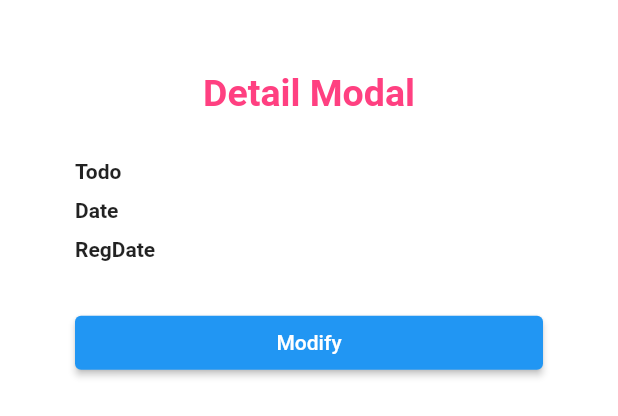
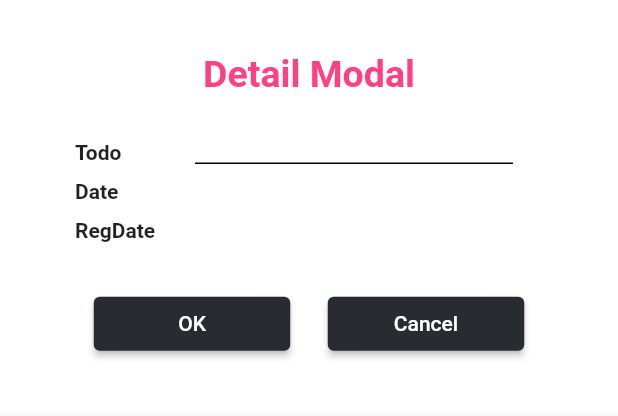
Before and after one commit to GangOn0215/flutter-simple-todo, a Flutter app: the TodoDetailModalWidget widget shown alone on an empty page, opened directly with empty values, after a tap on "Modify", on a phone screen of 412 x 824 dp. Shown: the top 416 px of the screen. Run offline on Flutter 3.47's test engine with Material 2 defaults, Android fonts, the phone set to English and light mode, and no system bars; our stand-ins replace shared_preferences; accounts and stored records are empty.

Commit message:
#2.3 Create onUpdate Method
1. bottomModal 에 TextField 생성
2. onUpdate 확장성 있게 사용하게 만듬
3. bottomModal 에서 키보드 사용시 뒷부분 textField 가려지는것 수정
4. todo 수정가능하게 작업

```diff
--- a/lib/models/todo_model.dart
+++ b/lib/models/todo_model.dart
@@ -1,18 +1,20 @@
 class TodoModel {
   final String id;
   final String date; // 임의로 지정된 날짜
-  final String todo;
-  late String content; // 상세 정보
+  final String? content; // 상세 정보
   final String regDate; // todo를 만든 날짜
-  late String updateDate; // todo 수정 날짜
+  final String? updateDate; // todo 수정 날짜
 
+  String todo;
   bool checked;
 
   TodoModel({
     required this.id,
     required this.date,
     required this.todo,
+    required this.content,
     required this.regDate,
+    required this.updateDate,
     this.checked = false,
   });
 
--- a/lib/screens/todo_screen.dart
+++ b/lib/screens/todo_screen.dart
@@ -70,6 +70,8 @@ class _TodoscreenState extends State<Todoscreen> {
       date: pickDate,
       todo: value,
       regDate: getCurrentDateTime(),
+      content: null,
+      updateDate: null,
     );
 
     if (todos.isEmpty) {
--- a/lib/widgets/todo_detail_modal_widget.dart
+++ b/lib/widgets/todo_detail_modal_widget.dart
@@ -1,24 +1,81 @@
 import 'package:flutter/material.dart';
 import 'package:simple_todo/models/todo_model.dart';
 
-class TodoDetailModalWidget extends StatelessWidget {
+class TodoDetailModalWidget extends StatefulWidget {
   final TodoModel todoRow;
+  final Function onUpdate;
 
   const TodoDetailModalWidget({
     super.key,
     required this.todoRow,
+    required this.onUpdate,
   });
 
   @override
+  State<TodoDetailModalWidget> createState() => _TodoDetailModalWidgetState();
+}
+
+class _TodoDetailModalWidgetState extends State<TodoDetailModalWidget> {
+  final fieldText = TextEditingController();
+  late ScrollController _scrollController;
+  final _mainDarkColor = const Color(0XFF282B30);
+  final _mainBackground = const Color(0XFF1E2124);
+  final _mainDiscordColor = const Color(0XFF7289da);
+  final _mainColor = const Color(0xFFE75480);
+  bool isEdit = false;
+
+  void onModifyClick() {
+    isEdit = !isEdit;
+
+    setState(() {});
+  }
+
+  void onUpdate() {
+    widget.todoRow.todo = fieldText.value.text;
+
+    widget.onUpdate(
+      key: widget.todoRow.id,
+      updateData: widget.todoRow,
+    );
+  }
+
+  @override
+  void initState() {
+    super.initState();
+    _scrollController = ScrollController();
+    fieldText.text = widget.todoRow.todo;
+  }
+
+  @override
+  void dispose() {
+    _scrollController.dispose();
+    super.dispose();
+  }
+
+  @override
   Widget build(BuildContext context) {
-    return Container(
-      height: 300,
+    return GestureDetector(
+      onTap: () {
+        FocusScopeNode currentFocus = FocusScope.of(context);
+
+        if (!currentFocus.hasPrimaryFocus) {
+          currentFocus.unfocus();
+        }
+      },
+      child: SingleChildScrollView(
+        child: Container(
+          height: MediaQuery.of(context).size.height / 3 +
+              MediaQuery.of(context).viewInsets.bottom,
+          decoration: const BoxDecoration(
+            color: Colors.white,
+          ),
           padding: const EdgeInsets.symmetric(
             vertical: 20,
             horizontal: 50,
           ),
-      decoration: const BoxDecoration(
-        color: Colors.white,
+          child: Padding(
+            padding: EdgeInsets.only(
+              bottom: MediaQuery.of(context).viewInsets.bottom,
             ),
             child: Column(
               mainAxisAlignment: MainAxisAlignment.center,
@@ -50,8 +107,32 @@ class TodoDetailModalWidget extends StatelessWidget {
                         ),
                       ),
                     ),
-              Text(
-                todoRow.todo,
+                    isEdit
+                        ? SizedBox(
+                            height: 15,
+                            width:
+                                (MediaQuery.of(context).size.width * 1) - 200,
+                            child: TextField(
+                              onSubmitted: (value) {
+                                onUpdate();
+                              },
+                              controller: fieldText,
+                              style: const TextStyle(fontSize: 14),
+                              decoration: const InputDecoration(
+                                contentPadding:
+                                    EdgeInsets.fromLTRB(0, -30, 10, 10),
+                                // contentPadding: EdgeInsets.all(10),
+                                enabledBorder: UnderlineInputBorder(
+                                  borderSide: BorderSide(color: Colors.black),
+                                ),
+                                focusedBorder: UnderlineInputBorder(
+                                  borderSide: BorderSide(color: Colors.black54),
+                                ),
+                              ),
+                            ),
+                          )
+                        : Text(
+                            widget.todoRow.todo,
                           )
                   ],
                 ),
@@ -70,7 +151,7 @@ class TodoDetailModalWidget extends StatelessWidget {
                       ),
                     ),
                     Text(
-                todoRow.date,
+                      widget.todoRow.date,
                     )
                   ],
                 ),
@@ -89,7 +170,7 @@ class TodoDetailModalWidget extends StatelessWidget {
                       ),
                     ),
                     Text(
-                todoRow.regDate,
+                      widget.todoRow.regDate,
                     )
                   ],
                 ),
@@ -98,10 +179,15 @@ class TodoDetailModalWidget extends StatelessWidget {
                 ),
                 Row(
                   children: [
+                    if (isEdit)
+                      submitCancleButton(context)
+                    else
                       SizedBox(
                         width: (MediaQuery.of(context).size.width * 1) - 100,
                         child: ElevatedButton(
-                  onPressed: () {},
+                          onPressed: onModifyClick,
+                          style: ElevatedButton.styleFrom(
+                              backgroundColor: _mainDarkColor),
                           child: const Text(
                             'Modify',
                           ),
@@ -111,6 +197,35 @@ class TodoDetailModalWidget extends StatelessWidget {
                 )
               ],
             ),
+          ),
+        ),
+      ),
+    );
+  }
+
+  Expanded submitCancleButton(BuildContext context) {
+    return Expanded(
+      child: Row(
+        mainAxisAlignment: MainAxisAlignment.spaceAround,
+        children: [
+          SizedBox(
+            width: ((MediaQuery.of(context).size.width * 1) - 150) / 2,
+            child: ElevatedButton(
+              onPressed: onUpdate,
+              style: ElevatedButton.styleFrom(backgroundColor: _mainDarkColor),
+              child: const Text('OK'),
+            ),
+          ),
+          SizedBox(
+            width: ((MediaQuery.of(context).size.width * 1) - 150) / 2,
+            child: ElevatedButton(
+              onPressed: onModifyClick,
+              style: ElevatedButton.styleFrom(backgroundColor: _mainDarkColor),
+              child: const Text('Cancel'),
+            ),
+          )
+        ],
+      ),
     );
   }
 }
```
Also changed, not shown: lib/widgets/todo_list_widget.dart (+3 -7 lines), lib/widgets/todo_row_widget.dart (+7 -3 lines). Lines whose indentation alone changed are shown as unchanged.
